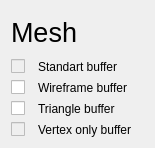
Old version of the form src/widgets/UI/MeshConfigView.ui in the repository DisonGo/s21_3DViewer.
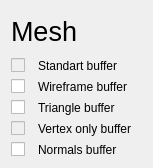
New version of the form.

Commit message: lighting. Added Normals import strategy.

```diff
--- a/src/widgets/UI/MeshConfigView.ui
+++ b/src/widgets/UI/MeshConfigView.ui
@@ -6,8 +6,8 @@
    <rect>
     <x>0</x>
     <y>0</y>
-    <width>155</width>
-    <height>148</height>
+    <width>153</width>
+    <height>168</height>
    </rect>
   </property>
   <property name="sizePolicy">
@@ -99,6 +99,16 @@
          </property>
         </widget>
        </item>
+       <item row="4" column="1">
+        <widget class="QLabel" name="normalsBufferLabel">
+         <property name="text">
+          <string>Normals buffer</string>
+         </property>
+        </widget>
+       </item>
+       <item row="4" column="0">
+        <widget class="QCheckBox" name="normalsBufferCheckBox"/>
+       </item>
       </layout>
      </item>
     </layout>
```
Left out of the diff: 14 changed lines with no effect on the pictures. The commit also changes 10 other files.
